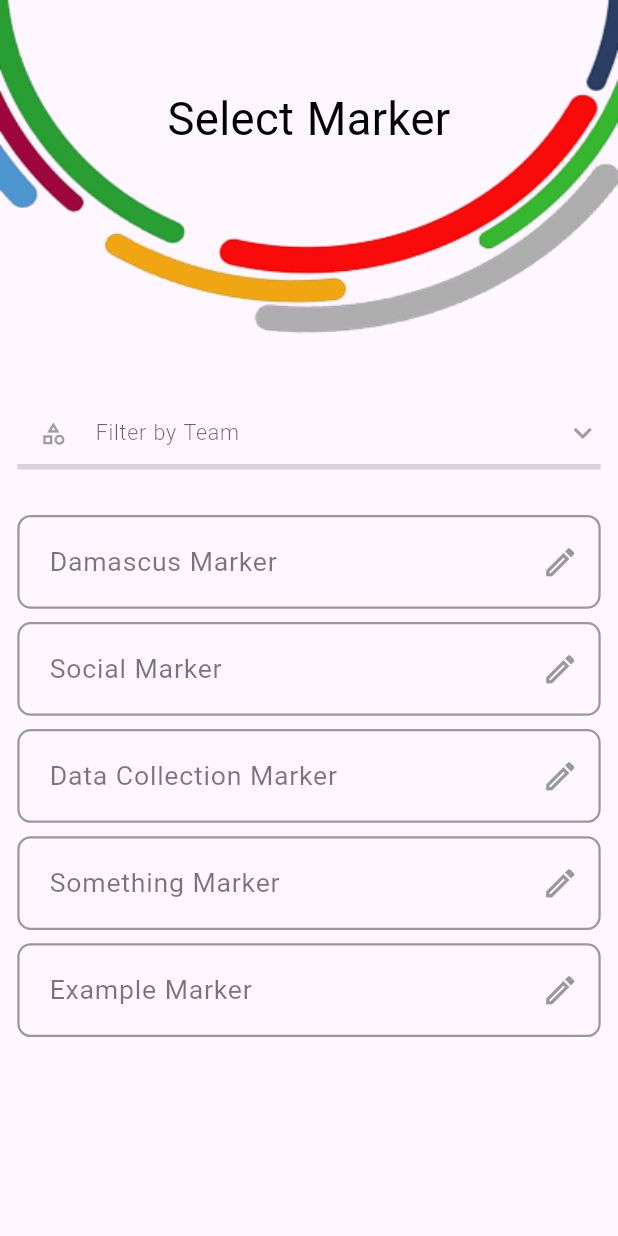
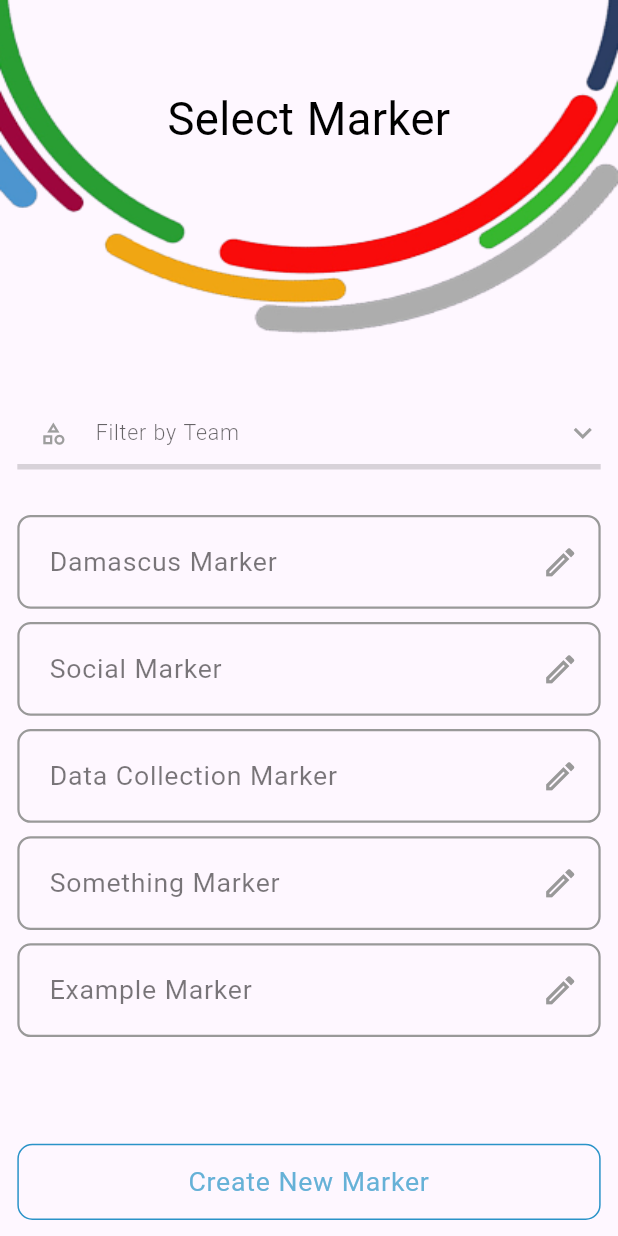
Before and after one commit to QaysAlsary/Recoding-Platform, a Flutter app: the SelectMarkerView screen opened by its route, on a phone screen of 412 x 824 dp. Run offline on Flutter 3.47's test engine with Material 3 defaults, Android fonts, the phone set to English and light mode, and no system bars; our stand-ins replace bloc, bot_toast, equatable, flutter_bloc, flutter_screenutil, flutter_svg and 3 more; Roboto replaces fonts that are missing (Oswald); project files that could hold a hidden picture were left out.

Commit message:
create select marker view

```diff
--- a/lib/features/home/view/home_view.dart
+++ b/lib/features/home/view/home_view.dart
@@ -1,6 +1,5 @@
 import 'package:flutter/material.dart';
 import 'package:flutter_bloc/flutter_bloc.dart';
-import 'package:recoding_platform_project/features/home/view/widgets/search_bar_widget.dart';
 
 import '../bloc/home_bloc.dart';
 import 'widgets/top_bar_widget.dart';
--- a/lib/features/home/view/widgets/select_marker_view.dart
+++ b/lib/features/home/view/widgets/select_marker_view.dart
@@ -111,14 +111,14 @@
                   suffixIcon: Icons.edit_outlined,
                 ),
                 SizedBox(
-                  height: 150.h,
+                  height: 80.h,
                 ),
                 RoundedRectangleButton(
                   onPressed: () {},
                   text: "Create New Marker",
                 ),
                 SizedBox(
-                  height: 20,
+                  height: 20.h,
                 ),
               ],
             ),
```
